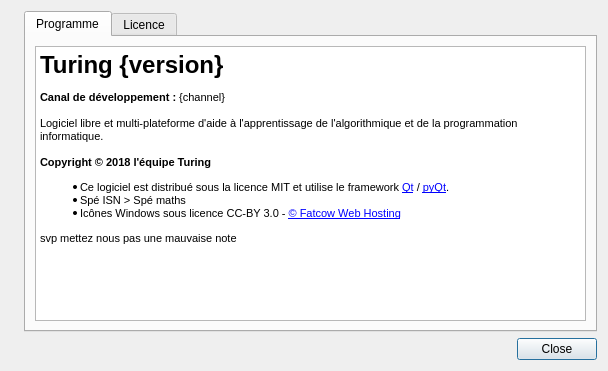
Above: src/ui_about.ui from TuringApp/Turing before the change. Below: the same form after it.
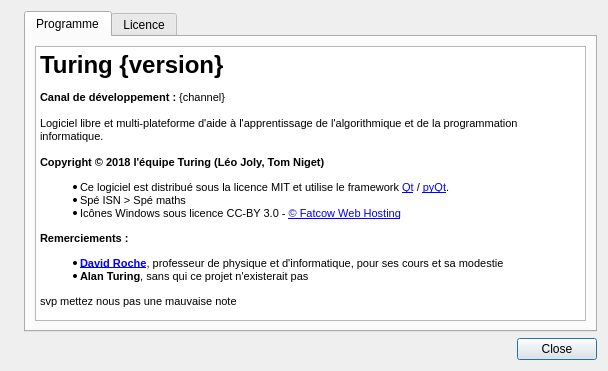
That is the form after the change. Icons and pictures are not drawn.

Commit message: added thank you text

The edit to the form file:
```diff
--- a/src/ui_about.ui
+++ b/src/ui_about.ui
@@ -57,10 +57,13 @@
 p, li { white-space: pre-wrap; }
 &lt;/style&gt;&lt;/head&gt;&lt;body style=&quot; font-family:'MS Shell Dlg 2'; font-size:8.25pt; font-weight:400; font-style:normal;&quot;&gt;
 &lt;p style=&quot; margin-top:12px; margin-bottom:12px; margin-left:0px; margin-right:0px; -qt-block-indent:0; text-indent:0px;&quot;&gt;&lt;span style=&quot; font-size:xx-large; font-weight:600;&quot;&gt;Turing {version}&lt;/span&gt;&lt;/p&gt;
-&lt;p style=&quot; margin-top:12px; margin-bottom:12px; margin-left:0px; margin-right:0px; -qt-block-indent:0; text-indent:0px;&quot;&gt;&lt;span style=&quot; font-weight:600;&quot;&gt;Canal de développement : &lt;/span&gt;{channel} &lt;br /&gt;&lt;br /&gt;Logiciel libre et multi-plateforme d'aide à l'apprentissage de l'algorithmique et de la programmation informatique. &lt;br /&gt;&lt;br /&gt;&lt;span style=&quot; font-weight:600;&quot;&gt;Copyright © 2018 l'équipe Turing&lt;/span&gt;&lt;/p&gt;
+&lt;p style=&quot; margin-top:12px; margin-bottom:12px; margin-left:0px; margin-right:0px; -qt-block-indent:0; text-indent:0px;&quot;&gt;&lt;span style=&quot; font-weight:600;&quot;&gt;Canal de développement : &lt;/span&gt;{channel} &lt;br /&gt;&lt;br /&gt;Logiciel libre et multi-plateforme d'aide à l'apprentissage de l'algorithmique et de la programmation informatique. &lt;br /&gt;&lt;br /&gt;&lt;span style=&quot; font-weight:600;&quot;&gt;Copyright © 2018 l'équipe Turing (Léo Joly, Tom Niget)&lt;/span&gt;&lt;/p&gt;
 &lt;ul style=&quot;margin-top: 0px; margin-bottom: 0px; margin-left: 0px; margin-right: 0px; -qt-list-indent: 1;&quot;&gt;&lt;li style=&quot; margin-top:12px; margin-bottom:0px; margin-left:0px; margin-right:0px; -qt-block-indent:0; text-indent:0px;&quot;&gt;Ce logiciel est distribué sous la licence MIT et utilise le framework &lt;a href=&quot;https://www.qt.io/&quot;&gt;&lt;span style=&quot; text-decoration: underline; color:#0000ff;&quot;&gt;Qt&lt;/span&gt;&lt;/a&gt; / &lt;a href=&quot;https://riverbankcomputing.com/software/pyqt/&quot;&gt;&lt;span style=&quot; text-decoration: underline; color:#0000ff;&quot;&gt;pyQt&lt;/span&gt;&lt;/a&gt;.&lt;/li&gt;
 &lt;li style=&quot; margin-top:0px; margin-bottom:0px; margin-left:0px; margin-right:0px; -qt-block-indent:0; text-indent:0px;&quot;&gt;Spé ISN &amp;gt; Spé maths&lt;/li&gt;
 &lt;li style=&quot; margin-top:0px; margin-bottom:12px; margin-left:0px; margin-right:0px; -qt-block-indent:0; text-indent:0px;&quot;&gt;Icônes Windows sous licence CC-BY 3.0 - &lt;a href=&quot;http://www.fatcow.com/free-icons&quot;&gt;&lt;span style=&quot; text-decoration: underline; color:#0000ff;&quot;&gt;© Fatcow Web Hosting&lt;/span&gt;&lt;/a&gt;&lt;/li&gt;&lt;/ul&gt;
+&lt;p style=&quot; margin-top:0px; margin-bottom:0px; margin-left:0px; margin-right:0px; -qt-block-indent:0; text-indent:0px;&quot;&gt;&lt;span style=&quot; font-weight:600;&quot;&gt;Remerciements :&lt;/span&gt;&lt;/p&gt;
+&lt;ul style=&quot;margin-top: 0px; margin-bottom: 0px; margin-left: 0px; margin-right: 0px; -qt-list-indent: 1;&quot;&gt;&lt;li style=&quot; margin-top:12px; margin-bottom:0px; margin-left:0px; margin-right:0px; -qt-block-indent:0; text-indent:0px;&quot;&gt;&lt;a href=&quot;https://twitter.com/davR74130&quot;&gt;&lt;span style=&quot; font-weight:600; text-decoration: underline; color:#0000ff;&quot;&gt;David Roche&lt;/span&gt;&lt;/a&gt;, professeur de physique et d'informatique, pour ses cours et sa modestie&lt;/li&gt;
+&lt;li style=&quot; margin-top:0px; margin-bottom:12px; margin-left:0px; margin-right:0px; -qt-block-indent:0; text-indent:0px;&quot;&gt;&lt;span style=&quot; font-weight:600;&quot;&gt;Alan Turing&lt;/span&gt;, sans qui ce projet n'existerait pas&lt;/li&gt;&lt;/ul&gt;
 &lt;p style=&quot; margin-top:12px; margin-bottom:12px; margin-left:0px; margin-right:0px; -qt-block-indent:0; text-indent:0px;&quot;&gt;svp mettez nous pas une mauvaise note&lt;/p&gt;&lt;/body&gt;&lt;/html&gt;</string>
            </property>
           </widget>
```
The commit also changes 1 other file.
